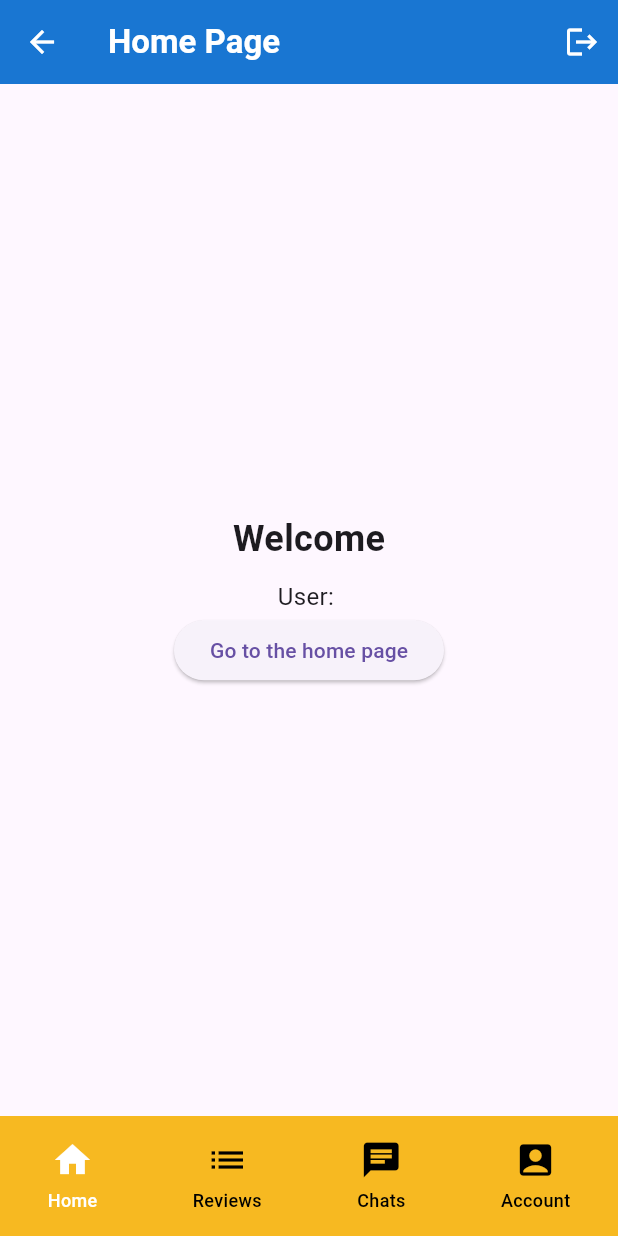
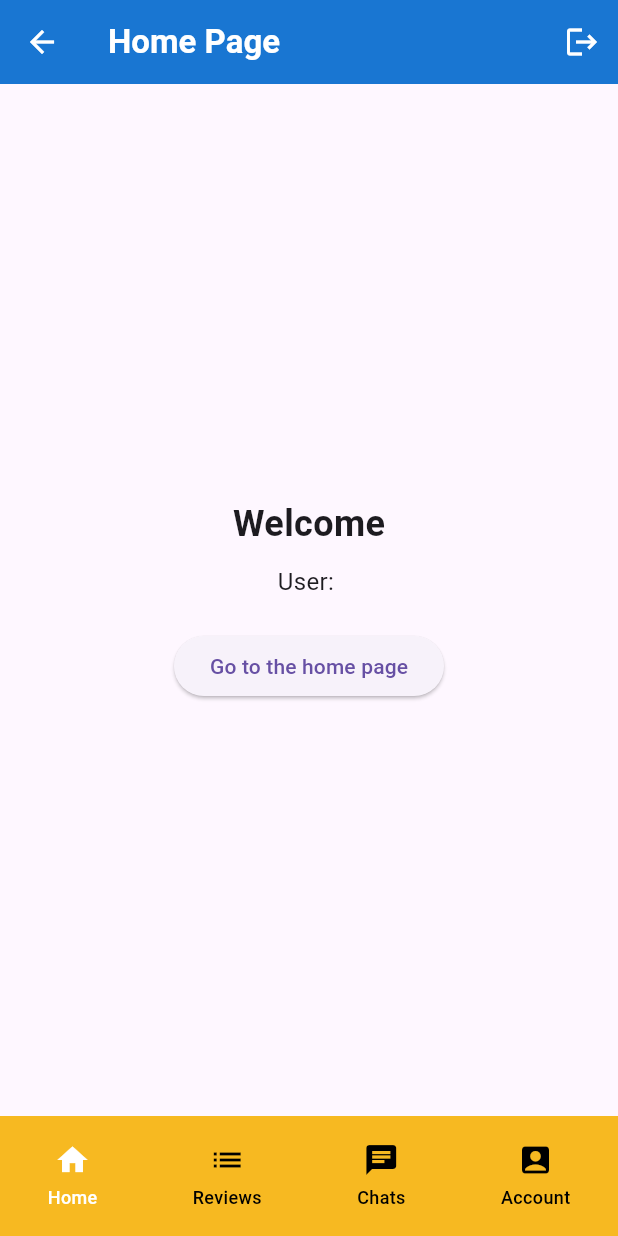
Before and after one commit to VitoSpritz/cinemaNight, a Flutter app: the HomeScreen screen opened by its route, after a tap on "Go to the home page", on a phone screen of 412 x 824 dp. Run offline on Flutter 3.47's test engine with Material 3 defaults, Android fonts, the phone set to English and light mode, and no system bars; our stand-ins replace cloud_firestore, firebase_auth, firebase_core, flutter_image_compress, flutter_riverpod, freezed_annotation and 2 more; accounts and stored records are empty; generated files the repository leaves out were written again.

Commit message:
refactor(chore): :recycle: small refactor on pages

```diff
--- /dev/null
+++ b/devtools_options.yaml
@@ -0,0 +1,3 @@
+description: This file stores settings for Dart & Flutter DevTools.
+documentation: https://docs.flutter.dev/tools/devtools/extensions#configure-extension-enablement-states
+extensions:
--- a/lib/consts/custom_colors.dart
+++ b/lib/consts/custom_colors.dart
@@ -1,10 +1,10 @@
 import 'package:flutter/material.dart';
 
-class CustomColors {
+abstract class CustomColors {
   static Color mainYellow = const Color(0xFFF7B921);
   static Color text = const Color(0xFF002F4E);
   static Color errorMessage = const Color(0xFFFF0000);
-  static const Color black = const Color(0xFF000000);
+  static const Color black = Color(0xFF000000);
   static Color white = const Color(0xFFFFFFFF);
   static Color lightBlue = const Color(0xFF2196F3);
   static Color inputFill = const Color(0xFF8E8E8E);
--- /dev/null
+++ b/lib/consts/sizes.dart
@@ -0,0 +1,3 @@
+abstract class Sizes {
+  static const double iconSize = 24;
+}
--- a/lib/screens/home.dart
+++ b/lib/screens/home.dart
@@ -3,7 +3,10 @@ import 'package:flutter/material.dart';
 import 'package:flutter_riverpod/flutter_riverpod.dart';
 import 'package:go_router/go_router.dart';
 
+import '../consts/sizes.dart';
 import '../l10n/app_localizations.dart';
+import '../model/user_profile.dart';
+import '../providers/user_profiles.dart';
 import 'login.dart';
 
 class HomeScreen extends ConsumerWidget {
@@ -13,6 +16,9 @@ class HomeScreen extends ConsumerWidget {
 
   @override
   Widget build(BuildContext context, WidgetRef ref) {
+    final AsyncValue<UserProfile> userProfileAsync = ref.watch(
+      userProfilesProvider,
+    );
     return Scaffold(
       resizeToAvoidBottomInset: false,
       appBar: AppBar(
@@ -25,7 +31,7 @@ class HomeScreen extends ConsumerWidget {
         elevation: 0,
         actions: <Widget>[
           IconButton(
-            icon: const Icon(Icons.logout),
+            icon: const Icon(Icons.logout, size: Sizes.iconSize),
             onPressed: () async {
               final bool? isLoggingOut = await showDialog<bool>(
                 context: context,
@@ -74,7 +80,7 @@ class HomeScreen extends ConsumerWidget {
               ),
               style: const TextStyle(fontSize: 16),
             ),
-
+            Text(userProfileAsync.value?.firstLastName ?? "No name"),
             ElevatedButton(
               onPressed: () => context.push(HomeScreen.path),
               child: Text(AppLocalizations.of(context)!.goToHome),
--- a/lib/screens/sign_up.dart
+++ b/lib/screens/sign_up.dart
@@ -250,7 +250,7 @@ class _SignUpScreenState extends ConsumerState<SignUpScreen> {
                           ),
                         ),
                         child: _isLoading
-                            ? SizedBox(
+                            ? const SizedBox(
                                 height: 20,
                                 width: 20,
                                 child: CircularProgressIndicator(
--- a/lib/widget/custom_bottom_bar.dart
+++ b/lib/widget/custom_bottom_bar.dart
@@ -3,6 +3,7 @@ import 'package:flutter_riverpod/flutter_riverpod.dart';
 import 'package:go_router/go_router.dart';
 
 import '../consts/custom_colors.dart';
+import '../consts/sizes.dart';
 import '../l10n/app_localizations.dart';
 
 class CustomBottomBar extends ConsumerWidget {
@@ -37,7 +38,6 @@ class CustomBottomBar extends ConsumerWidget {
               icon: Icons.home,
               label: AppLocalizations.of(context)!.home,
             ),
-
             _buildNavItem(
               index: 1,
               icon: Icons.list,
@@ -68,13 +68,14 @@ class CustomBottomBar extends ConsumerWidget {
 
     return GestureDetector(
       onTap: () => _goBranch(index),
+      behavior: HitTestBehavior.translucent,
       child: Column(
         mainAxisAlignment: MainAxisAlignment.center,
         children: <Widget>[
           Icon(
             icon,
             color: isActive ? CustomColors.white : CustomColors.black,
-            size: 28,
+            size: Sizes.iconSize,
           ),
           const SizedBox(height: 4),
           Text(
```
Also changed, not shown: lib/widget/custom_movie_display.dart (+6 -1 lines).
